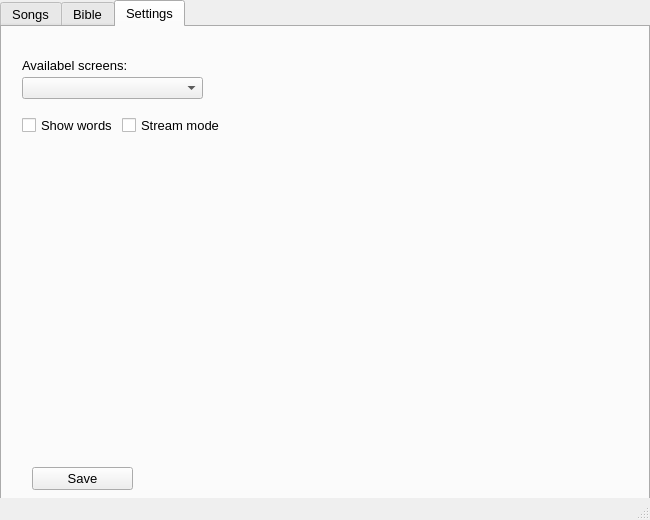
The window that ss.ui (0xt1m/LyricVerse) describes before a commit, drawn with Qt 5.
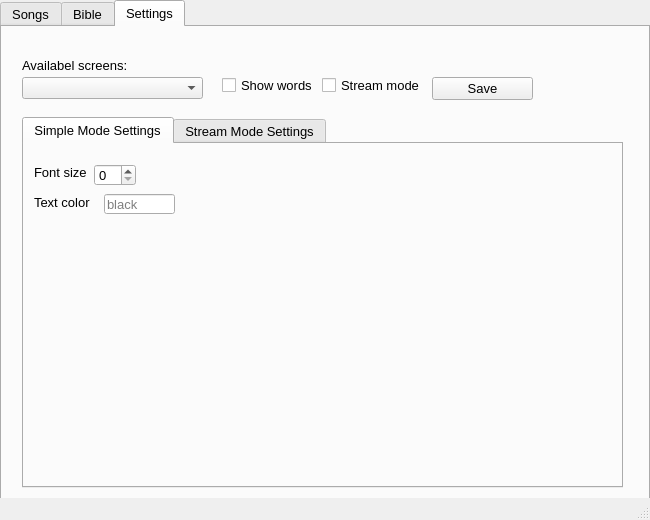
The same window after the commit. The open tabs and pages were chosen to show the change.

Patch:
```diff
--- a/ss.ui
+++ b/ss.ui
@@ -290,8 +290,8 @@
      <widget class="QPushButton" name="btn_save">
       <property name="geometry">
        <rect>
-        <x>30</x>
-        <y>440</y>
+        <x>430</x>
+        <y>50</y>
         <width>101</width>
         <height>23</height>
        </rect>
@@ -313,8 +313,8 @@
      <widget class="QCheckBox" name="checkbox_stream_mode">
       <property name="geometry">
        <rect>
-        <x>120</x>
-        <y>90</y>
+        <x>320</x>
+        <y>50</y>
         <width>101</width>
         <height>17</height>
        </rect>
@@ -352,8 +352,8 @@
      <widget class="QCheckBox" name="checkbox_show_words">
       <property name="geometry">
        <rect>
-        <x>20</x>
-        <y>90</y>
+        <x>220</x>
+        <y>50</y>
         <width>101</width>
         <height>17</height>
        </rect>
@@ -367,6 +367,78 @@
        <string>Show words</string>
       </property>
      </widget>
+     <widget class="QTabWidget" name="tabWidget">
+      <property name="geometry">
+       <rect>
+        <x>20</x>
+        <y>90</y>
+        <width>601</width>
+        <height>371</height>
+       </rect>
+      </property>
+      <property name="currentIndex">
+       <number>0</number>
+      </property>
+      <widget class="QWidget" name="simple_mode_settings_tab">
+       <attribute name="title">
+        <string>Simple Mode Settings</string>
+       </attribute>
+       <widget class="QLabel" name="label_2">
+        <property name="geometry">
+         <rect>
+          <x>10</x>
+          <y>20</y>
+          <width>61</width>
+          <height>16</height>
+         </rect>
+        </property>
+        <property name="text">
+         <string>Font size</string>
+        </property>
+       </widget>
+       <widget class="QSpinBox" name="font_size_input">
+        <property name="geometry">
+         <rect>
+          <x>70</x>
+          <y>20</y>
+          <width>42</width>
+          <height>22</height>
+         </rect>
+        </property>
+       </widget>
+       <widget class="QLabel" name="label_7">
+        <property name="geometry">
+         <rect>
+          <x>10</x>
+          <y>50</y>
+          <width>71</width>
+          <height>16</height>
+         </rect>
+        </property>
+        <property name="text">
+         <string>Text color</string>
+        </property>
+       </widget>
+       <widget class="QLineEdit" name="text_color_input">
+        <property name="geometry">
+         <rect>
+          <x>80</x>
+          <y>50</y>
+          <width>71</width>
+          <height>20</height>
+         </rect>
+        </property>
+        <property name="placeholderText">
+         <string>black</string>
+        </property>
+       </widget>
+      </widget>
+      <widget class="QWidget" name="stream_mode_settings_tab">
+       <attribute name="title">
+        <string>Stream Mode Settings</string>
+       </attribute>
+      </widget>
+     </widget>
     </widget>
    </widget>
   </widget>
```
Left out of the diff: 40 changed lines with no effect on the pictures.
